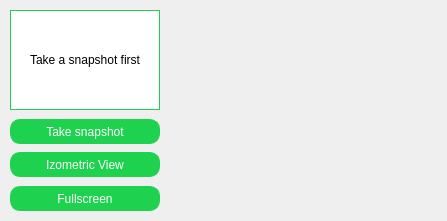
krzysiek-droid/Deki-Desktop-App, file DekiApp_pyqt5/Screens/cadViewWidgetExtended.ui: the form before one commit.
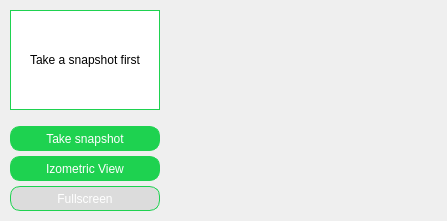
The form after the commit. Icons and pictures are not drawn.

Diff of the .ui file:
```diff
--- a/DekiApp_pyqt5/Screens/cadViewWidgetExtended.ui
+++ b/DekiApp_pyqt5/Screens/cadViewWidgetExtended.ui
@@ -110,10 +110,12 @@
          <string notr="true">QLabel{
 	font: 75 10pt &quot;Arial&quot;;
 	border: 1px solid rgb(30, 210, 80);
-	
 	background-color: rgb(255, 255, 255);
 }
-</string>
+
+QPushButton::!enabled{
+	background-color: rgb(220, 220, 220);
+}</string>
         </property>
         <property name="frameShape">
          <enum>QFrame::StyledPanel</enum>
@@ -159,6 +161,19 @@
            </property>
           </widget>
          </item>
+         <item>
+          <spacer name="verticalSpacer">
+           <property name="orientation">
+            <enum>Qt::Vertical</enum>
+           </property>
+           <property name="sizeHint" stdset="0">
+            <size>
+             <width>20</width>
+             <height>40</height>
+            </size>
+           </property>
+          </spacer>
+         </item>
          <item alignment="Qt::AlignBottom">
           <widget class="QPushButton" name="snapshootBtn">
            <property name="minimumSize">
@@ -195,6 +210,9 @@
          </item>
          <item alignment="Qt::AlignBottom">
           <widget class="QPushButton" name="fullscreenBtn">
+           <property name="enabled">
+            <bool>false</bool>
+           </property>
            <property name="minimumSize">
             <size>
              <width>0</width>
```
